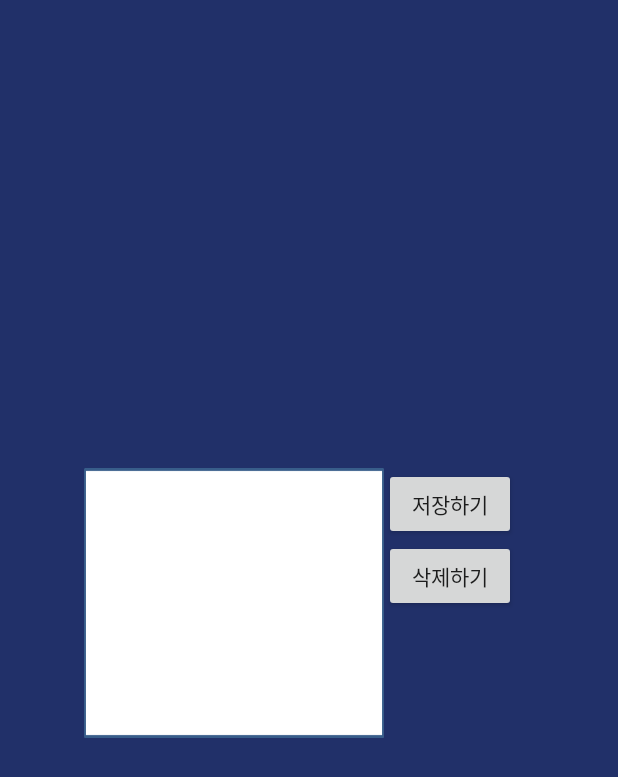
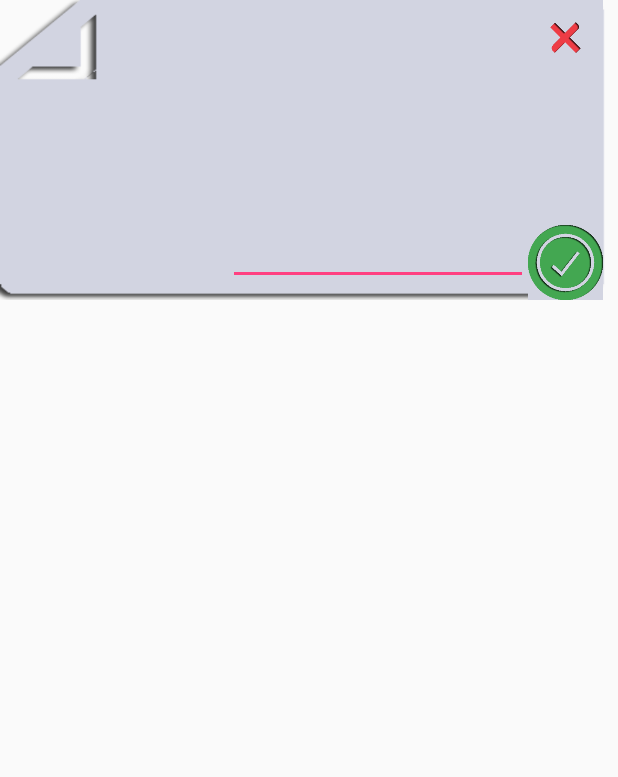
Before and after one commit to Jobless-King/VoiceAlarm, an Android app: the layout dialog_edit_memo.xml on its own in the app's theme, with its tools: preview values and no code run, on a phone screen of 412 x 824 dp. Shown: the top 777 px of the screen. Run offline under Robolectric (Android 15) with nearby library versions, the phone set to English and light mode, and no system bars.

Commit message:
Layout_Change

```diff
--- a/app/src/main/java/com/galaxy/voicealarm/EditMemoDialog.java
+++ b/app/src/main/java/com/galaxy/voicealarm/EditMemoDialog.java
@@ -8,6 +8,7 @@ import android.view.View;
 import android.view.Window;
 import android.widget.Button;
 import android.widget.EditText;
+import android.widget.ImageButton;
 import android.widget.Toast;
 
 public class EditMemoDialog extends Dialog{
@@ -39,23 +40,20 @@ public class EditMemoDialog extends Dialog{
         if(null != memo.getContent()){
             editText.setText(memo.getContent());
         }
-        ((Button)findViewById(R.id.btn_save)).setOnClickListener(new View.OnClickListener() {
+        ((ImageButton)findViewById(R.id.btn_save)).setOnClickListener(new View.OnClickListener() {
             @Override
             public void onClick(View v) {
                 onSaveMemo();
             }
         });
 
-        Button deleteBtn = (Button)findViewById(R.id.btn_delete);
+        ImageButton deleteBtn = (ImageButton) findViewById(R.id.btn_delete);
         deleteBtn.setOnClickListener(new View.OnClickListener() {
             @Override
             public void onClick(View v) {
                 onDeleteMemo();
             }
         });
-        if(-1 == memo.getID()){
-            deleteBtn.setText("취소하기");
-        }
     }
 
     private void onSaveMemo(){
--- a/app/src/main/java/com/galaxy/voicealarm/MainActivity.java
+++ b/app/src/main/java/com/galaxy/voicealarm/MainActivity.java
@@ -34,6 +34,8 @@ public class MainActivity extends AppCompatActivity implements IRefresh{
     TextView memoText;
     ImageButton memoBtn;
     Memo selectedMemo;
+    String[] colorOfArray = new String[]{"#7784C2", "#C784C2", "#C7EBA8", "#71EBA8", "#7130A8", "#6D8FF5"};
+    int count = 0;
 
     @Override
     protected void onCreate(Bundle savedInstanceState) {
@@ -116,7 +118,7 @@ public class MainActivity extends AppCompatActivity implements IRefresh{
             @Override
             public void onMonthChanged(Date date) {
                 SimpleDateFormat df = new SimpleDateFormat("MM-yyyy");
-                Toast.makeText(MainActivity.this, df.format(date), Toast.LENGTH_SHORT).show();
+                //Toast.makeText(MainActivity.this, df.format(date), Toast.LENGTH_SHORT).show();
             }
         });
     }
@@ -136,7 +138,11 @@ public class MainActivity extends AppCompatActivity implements IRefresh{
 
             String day = format.format(cell.getDate());
             if(null != memoList.get(day)){
-                int color = Color.parseColor("#00bfff");
+                int color = Color.parseColor(colorOfArray[count % colorOfArray.length]);
+                cell.setBackgroundColor(color);
+                count++;
+            }else{
+                int color = Color.parseColor("#D2D4E1");
                 cell.setBackgroundColor(color);
             }
         }
--- a/app/src/main/res/layout/activity_main.xml
+++ b/app/src/main/res/layout/activity_main.xml
@@ -21,8 +21,8 @@
             android:id="@+id/calendar_view"
             android:layout_width="match_parent"
             android:layout_height="wrap_content"
-            android:background="@color/off_white"
-            app:calendarBackgroundColor="@color/off_white"
+            android:background="#D2D4E1"
+            app:calendarBackgroundColor="@color/white"
             app:calendarTitleTextColor="@color/black"
             app:currentDayOfMonthColor="@color/blue"
             app:dayOfMonthTextColor="@color/black"
@@ -39,6 +39,8 @@
         android:layout_height="wrap_content"
         android:orientation="vertical"
         android:background="@drawable/main_memo"
+        android:paddingLeft="10dp"
+        android:paddingRight="10dp"
         android:gravity="center">
 
     <LinearLayout
@@ -54,6 +56,8 @@
             android:gravity="center_vertical"/>
         <ImageButton
             android:id="@+id/memo_btn"
+            android:background="@null"
+            android:src="@android:drawable/ic_menu_edit"
             android:layout_width="50dp"
             android:layout_height="50dp"/>
     </LinearLayout>
--- a/app/src/main/res/layout/dialog_edit_memo.xml
+++ b/app/src/main/res/layout/dialog_edit_memo.xml
@@ -1,45 +1,36 @@
 <?xml version="1.0" encoding="utf-8"?>
-<LinearLayout xmlns:android="http://schemas.android.com/apk/res/android"
+<RelativeLayout xmlns:android="http://schemas.android.com/apk/res/android"
     xmlns:tools="http://schemas.android.com/tools"
     android:id="@+id/activity_edit_memo"
     android:layout_width="match_parent"
-    android:layout_height="match_parent"
-    android:paddingBottom="@dimen/activity_vertical_margin"
-    android:paddingLeft="@dimen/activity_horizontal_margin"
-    android:paddingRight="@dimen/activity_horizontal_margin"
-    android:paddingTop="@dimen/activity_vertical_margin"
-    android:orientation="vertical"
-    android:background="@color/bg_color"
-    tools:context=".EditMemoDialog"
-    android:gravity="center">
-
-    <GridLayout
-        android:layout_width="300dp"
-        android:layout_height="200dp"
-        android:rowCount="3"
-        android:columnCount="2">
+    android:layout_height="200dp"
+    android:paddingRight="10dp"
+    android:background="@drawable/dialog_memo"
+    tools:context=".EditMemoDialog">
         <EditText
             android:id="@+id/edit"
             android:layout_width="200dp"
             android:layout_height="180dp"
-            android:layout_row="0"
-            android:layout_column="0"
-            android:layout_rowSpan="2"
-            android:background="@drawable/dialog_memo"/>
-        <Button
-            android:id="@+id/btn_save"
-            android:layout_width="wrap_content"
-            android:layout_height="wrap_content"
-            android:text="저장하기"
-            android:layout_row="0"
-            android:layout_column="1" />
-        <Button
-            android:id="@+id/btn_delete"
-            android:layout_width="wrap_content"
-            android:layout_height="wrap_content"
-            android:text="삭제하기"
-            android:layout_row="1"
-            android:layout_column="1" />
-    </GridLayout>
-
-</LinearLayout>
+            android:layout_marginRight="50dp"
+            android:gravity="top"
+            android:layout_alignParentRight="true"
+            android:layout_centerVertical="true"/>
+            <ImageButton
+                android:id="@+id/btn_delete"
+                android:layout_width="50dp"
+                android:layout_height="50dp"
+                android:src="@drawable/dialog_delete"
+                android:scaleType="centerCrop"
+                android:background="#D2D4E1"
+                android:layout_alignParentTop="true"
+                android:layout_alignParentRight="true"/>
+            <ImageButton
+                android:id="@+id/btn_save"
+                android:layout_width="50dp"
+                android:layout_height="50dp"
+                android:scaleType="centerCrop"
+                android:src="@drawable/dialog_ok"
+                android:background="#D2D4E1"
+                android:layout_alignParentBottom="true"
+                android:layout_alignParentRight="true"/>
+</RelativeLayout>
```
Also changed, not shown: app/src/main/res/drawable/dialog_delete.png (added), app/src/main/res/drawable/dialog_memo.png, app/src/main/res/drawable/dialog_ok.png (added).
